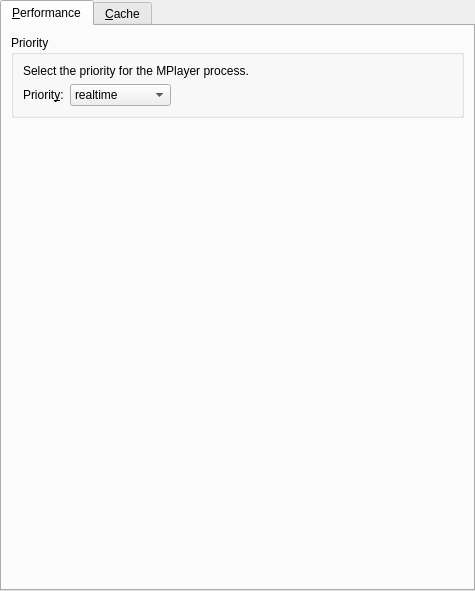
Before: the Qt Designer form src/gui/pref/performance.ui in wilbert2000/wzplayer, drawn with Qt 5.
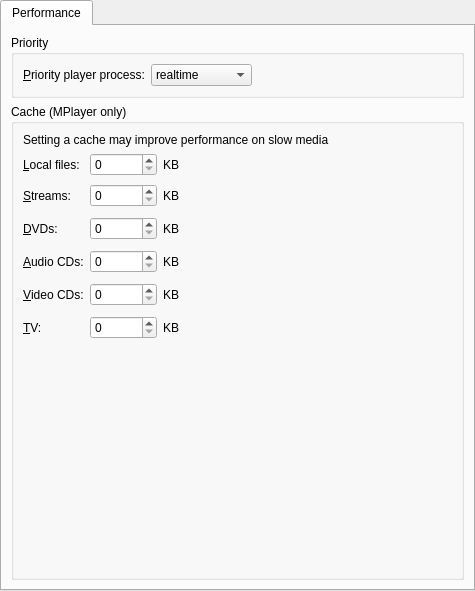
After: the same form once the commit is applied.

Commit message: Prefix the enums of TPreferences with a T, reorganize fields TPreferences

What changed in the file:
```diff
--- a/src/gui/pref/performance.ui
+++ b/src/gui/pref/performance.ui
@@ -11,22 +11,19 @@
    </rect>
   </property>
   <layout class="QVBoxLayout">
-   <property name="spacing">
-    <number>6</number>
-   </property>
    <property name="margin">
     <number>0</number>
    </property>
    <item>
-    <widget class="QTabWidget" name="tabWidget">
+    <widget class="QTabWidget" name="performance_tab">
      <property name="currentIndex">
       <number>0</number>
      </property>
      <widget class="QWidget" name="tab">
       <attribute name="title">
-       <string>&amp;Performance</string>
+       <string>Performance</string>
       </attribute>
-      <layout class="QVBoxLayout" name="verticalLayout_2">
+      <layout class="QVBoxLayout">
        <item>
         <widget class="QGroupBox" name="priority_group">
          <property name="title">
@@ -40,17 +37,7 @@
            <number>9</number>
           </property>
           <item>
-           <widget class="QLabel" name="priority_intro_label">
-            <property name="text">
-             <string>Select the priority for the MPlayer process.</string>
-            </property>
-            <property name="wordWrap">
-             <bool>false</bool>
-            </property>
-           </widget>
-          </item>
-          <item>
-           <layout class="QHBoxLayout">
+           <layout class="QHBoxLayout" name="priority_layout">
             <property name="spacing">
              <number>6</number>
             </property>
@@ -60,7 +47,7 @@
             <item>
              <widget class="QLabel" name="priority_label">
               <property name="text">
-               <string>Priorit&amp;y:</string>
+               <string>&amp;Priority player process:</string>
               </property>
               <property name="wordWrap">
                <bool>false</bool>
@@ -126,27 +113,13 @@
         </widget>
        </item>
        <item>
-        <spacer>
-         <property name="orientation">
-          <enum>Qt::Vertical</enum>
+        <widget class="QGroupBox" name="cache_group">
+         <property name="title">
+          <string>Cache (MPlayer only)</string>
          </property>
-         <property name="sizeHint" stdset="0">
-          <size>
-           <width>20</width>
-           <height>40</height>
-          </size>
-         </property>
-        </spacer>
-       </item>
-      </layout>
-     </widget>
-     <widget class="QWidget" name="tab_2">
-      <attribute name="title">
-       <string>&amp;Cache</string>
-      </attribute>
       <layout class="QGridLayout">
        <item row="0" column="0" colspan="4">
-        <widget class="QLabel" name="textLabel1_12">
+           <widget class="QLabel" name="cache_label">
          <property name="text">
           <string>Setting a cache may improve performance on slow media</string>
          </property>
@@ -155,212 +128,64 @@
          </property>
         </widget>
        </item>
-       <item row="1" column="0">
-        <widget class="QLabel" name="label_2">
-         <property name="text">
-          <string>Cache for &amp;local files:</string>
-         </property>
-         <property name="buddy">
-          <cstring>cache_files_spin</cstring>
-         </property>
-        </widget>
-       </item>
-       <item row="1" column="1">
-        <widget class="QSpinBox" name="cache_files_spin">
-         <property name="maximum">
-          <number>100000</number>
-         </property>
-        </widget>
-       </item>
-       <item row="1" column="2">
-        <widget class="QLabel" name="label_3">
-         <property name="text">
-          <string>KB</string>
-         </property>
-        </widget>
-       </item>
-       <item row="1" column="3">
-        <spacer>
-         <property name="orientation">
-          <enum>Qt::Horizontal</enum>
-         </property>
-         <property name="sizeHint" stdset="0">
-          <size>
-           <width>211</width>
-           <height>20</height>
-          </size>
-         </property>
-        </spacer>
-       </item>
-       <item row="2" column="0">
-        <widget class="QLabel" name="label_4">
-         <property name="text">
-          <string>Cache for &amp;streams:</string>
-         </property>
-         <property name="buddy">
-          <cstring>cache_streams_spin</cstring>
-         </property>
-        </widget>
-       </item>
-       <item row="2" column="1">
-        <widget class="QSpinBox" name="cache_streams_spin">
-         <property name="maximum">
-          <number>100000</number>
-         </property>
-        </widget>
-       </item>
-       <item row="2" column="2">
-        <widget class="QLabel" name="label_5">
-         <property name="text">
-          <string>KB</string>
-         </property>
-        </widget>
-       </item>
-       <item row="2" column="3">
-        <spacer>
-         <property name="orientation">
-          <enum>Qt::Horizontal</enum>
-         </property>
-         <property name="sizeHint" stdset="0">
-          <size>
-           <width>211</width>
-           <height>27</height>
-          </size>
-         </property>
-        </spacer>
-       </item>
-       <item row="3" column="0">
-        <widget class="QLabel" name="label_6">
-         <property name="text">
-          <string>Cache for &amp;DVDs:</string>
-         </property>
-         <property name="buddy">
-          <cstring>cache_dvds_spin</cstring>
-         </property>
-        </widget>
-       </item>
-       <item row="3" column="1">
-        <widget class="QSpinBox" name="cache_dvds_spin">
-         <property name="maximum">
-          <number>100000</number>
-         </property>
-        </widget>
-       </item>
-       <item row="3" column="2">
-        <widget class="QLabel" name="label_7">
-         <property name="text">
-          <string>KB</string>
-         </property>
-        </widget>
-       </item>
-       <item row="3" column="3">
-        <spacer>
-         <property name="orientation">
-          <enum>Qt::Horizontal</enum>
-         </property>
-         <property name="sizeHint" stdset="0">
-          <size>
-           <width>211</width>
-           <height>27</height>
-          </size>
-         </property>
-        </spacer>
-       </item>
-       <item row="4" column="0">
-        <widget class="QLabel" name="label_9">
-         <property name="text">
-          <string>Cache for &amp;audio CDs:</string>
-         </property>
-         <property name="buddy">
-          <cstring>cache_cds_spin</cstring>
-         </property>
-        </widget>
-       </item>
-       <item row="4" column="1">
-        <widget class="QSpinBox" name="cache_cds_spin">
-         <property name="maximum">
-          <number>100000</number>
-         </property>
-        </widget>
-       </item>
-       <item row="4" column="2">
-        <widget class="QLabel" name="label_10">
-         <property name="text">
-          <string>KB</string>
-         </property>
-        </widget>
-       </item>
-       <item row="4" column="3">
-        <spacer>
-         <property name="orientation">
-          <enum>Qt::Horizontal</enum>
-         </property>
-         <property name="sizeHint" stdset="0">
-          <size>
-           <width>221</width>
-           <height>27</height>
-          </size>
-         </property>
-        </spacer>
-       </item>
-       <item row="5" column="0">
+          <item row="8" column="0">
         <widget class="QLabel" name="label_12">
          <property name="text">
-          <string>Cache for &amp;VCDs:</string>
+             <string>&amp;Video CDs:</string>
          </property>
          <property name="buddy">
           <cstring>cache_vcds_spin</cstring>
          </property>
         </widget>
        </item>
-       <item row="5" column="1">
+          <item row="4" column="1">
+           <widget class="QSpinBox" name="cache_streams_spin">
+            <property name="maximum">
+             <number>100000</number>
+            </property>
+           </widget>
+          </item>
+          <item row="8" column="1">
         <widget class="QSpinBox" name="cache_vcds_spin">
          <property name="maximum">
           <number>100000</number>
          </property>
         </widget>
        </item>
-       <item row="5" column="2">
-        <widget class="QLabel" name="label_11">
-         <property name="text">
-          <string>KB</string>
-         </property>
-        </widget>
-       </item>
-       <item row="5" column="3">
-        <spacer>
-         <property name="orientation">
-          <enum>Qt::Horizontal</enum>
-         </property>
-         <property name="sizeHint" stdset="0">
-          <size>
-           <width>201</width>
-           <height>27</height>
-          </size>
-         </property>
-        </spacer>
-       </item>
-       <item row="6" column="0">
+          <item row="9" column="0">
         <widget class="QLabel" name="label_14">
          <property name="text">
-          <string>Cache for &amp;TV:</string>
+             <string>&amp;TV:</string>
          </property>
          <property name="buddy">
           <cstring>cache_tv_spin</cstring>
          </property>
         </widget>
        </item>
-       <item row="6" column="1">
+          <item row="9" column="1">
         <widget class="QSpinBox" name="cache_tv_spin">
          <property name="maximum">
           <number>100000</number>
          </property>
         </widget>
        </item>
-       <item row="6" column="2">
-        <widget class="QLabel" name="label_15">
-         <property name="text">
-          <string>KB</string>
+          <item row="10" column="2">
+           <spacer name="verticalSpacer">
+            <property name="orientation">
+             <enum>Qt::Vertical</enum>
+            </property>
+            <property name="sizeHint" stdset="0">
+             <size>
+              <width>20</width>
+              <height>40</height>
+             </size>
+            </property>
+           </spacer>
+          </item>
+          <item row="7" column="1">
+           <widget class="QSpinBox" name="cache_cds_spin">
+            <property name="maximum">
+             <number>100000</number>
          </property>
         </widget>
        </item>
@@ -371,24 +196,175 @@
          </property>
          <property name="sizeHint" stdset="0">
           <size>
+              <width>211</width>
+              <height>27</height>
+             </size>
+            </property>
+           </spacer>
+          </item>
+          <item row="8" column="2">
+           <widget class="QLabel" name="label_11">
+            <property name="text">
+             <string>KB</string>
+            </property>
+           </widget>
+          </item>
+          <item row="9" column="3">
+           <spacer>
+            <property name="orientation">
+             <enum>Qt::Horizontal</enum>
+            </property>
+            <property name="sizeHint" stdset="0">
+             <size>
            <width>231</width>
            <height>27</height>
           </size>
          </property>
         </spacer>
        </item>
+          <item row="9" column="2">
+           <widget class="QLabel" name="label_15">
+            <property name="text">
+             <string>KB</string>
+            </property>
+           </widget>
+          </item>
+          <item row="6" column="0">
+           <widget class="QLabel" name="label_6">
+            <property name="text">
+             <string>&amp;DVDs:</string>
+            </property>
+            <property name="buddy">
+             <cstring>cache_dvds_spin</cstring>
+            </property>
+           </widget>
+          </item>
+          <item row="6" column="2">
+           <widget class="QLabel" name="label_7">
+            <property name="text">
+             <string>KB</string>
+            </property>
+           </widget>
+          </item>
+          <item row="7" column="0">
+           <widget class="QLabel" name="label_9">
+            <property name="text">
+             <string>&amp;Audio CDs:</string>
+            </property>
+            <property name="buddy">
+             <cstring>cache_cds_spin</cstring>
+            </property>
+           </widget>
+          </item>
+          <item row="2" column="0">
+           <widget class="QLabel" name="cache_files_label">
+            <property name="text">
+             <string>&amp;Local files:</string>
+            </property>
+            <property name="buddy">
+             <cstring>cache_files_spin</cstring>
+            </property>
+           </widget>
+          </item>
+          <item row="2" column="3">
+           <spacer name="horizontalSpacer">
+            <property name="orientation">
+             <enum>Qt::Horizontal</enum>
+            </property>
+            <property name="sizeHint" stdset="0">
+             <size>
+              <width>40</width>
+              <height>20</height>
+             </size>
+            </property>
+           </spacer>
+          </item>
+          <item row="2" column="2">
+           <widget class="QLabel" name="cache_files_kb_label">
+            <property name="text">
+             <string>KB</string>
+            </property>
+           </widget>
+          </item>
+          <item row="8" column="3">
+           <spacer>
+            <property name="orientation">
+             <enum>Qt::Horizontal</enum>
+            </property>
+            <property name="sizeHint" stdset="0">
+             <size>
+              <width>201</width>
+              <height>27</height>
+             </size>
+            </property>
+           </spacer>
+          </item>
+          <item row="4" column="0">
+           <widget class="QLabel" name="cache_streams_label">
+            <property name="text">
+             <string>&amp;Streams:</string>
+            </property>
+            <property name="buddy">
+             <cstring>cache_streams_spin</cstring>
+            </property>
+           </widget>
+          </item>
+          <item row="6" column="1">
+           <widget class="QSpinBox" name="cache_dvds_spin">
+            <property name="maximum">
+             <number>100000</number>
+            </property>
+           </widget>
+          </item>
        <item row="7" column="2">
+           <widget class="QLabel" name="label_10">
+            <property name="text">
+             <string>KB</string>
+            </property>
+           </widget>
+          </item>
+          <item row="4" column="2">
+           <widget class="QLabel" name="label_5">
+            <property name="text">
+             <string>KB</string>
+            </property>
+           </widget>
+          </item>
+          <item row="2" column="1">
+           <widget class="QSpinBox" name="cache_files_spin">
+            <property name="maximum">
+             <number>100000</number>
+            </property>
+           </widget>
+          </item>
+          <item row="7" column="3">
         <spacer>
          <property name="orientation">
-          <enum>Qt::Vertical</enum>
+             <enum>Qt::Horizontal</enum>
          </property>
          <property name="sizeHint" stdset="0">
           <size>
-           <width>20</width>
-           <height>40</height>
+              <width>221</width>
+              <height>27</height>
           </size>
          </property>
         </spacer>
+          </item>
+          <item row="4" column="3">
+           <spacer>
+            <property name="orientation">
+             <enum>Qt::Horizontal</enum>
+            </property>
+            <property name="sizeHint" stdset="0">
+             <size>
+              <width>211</width>
+              <height>27</height>
+             </size>
+            </property>
+           </spacer>
+          </item>
+         </layout>
+        </widget>
        </item>
       </layout>
      </widget>
```
Left out of the diff: 2 changed lines with no effect on the pictures. Lines whose indentation alone changed are shown as unchanged. The commit also changes 20 other files.
